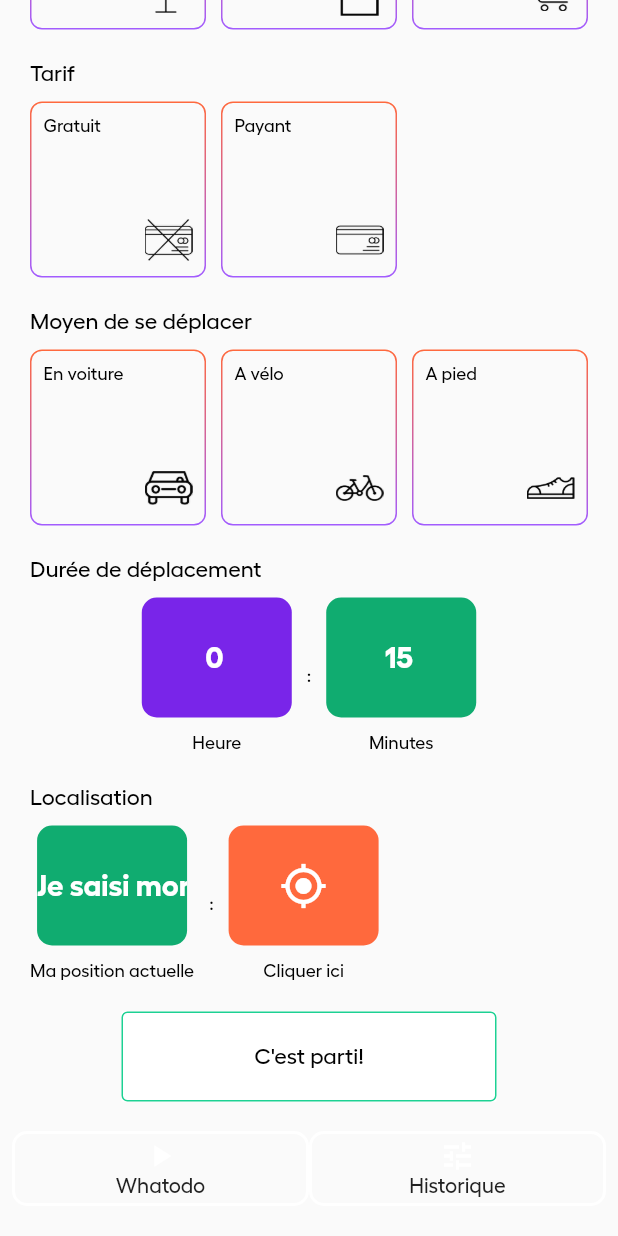
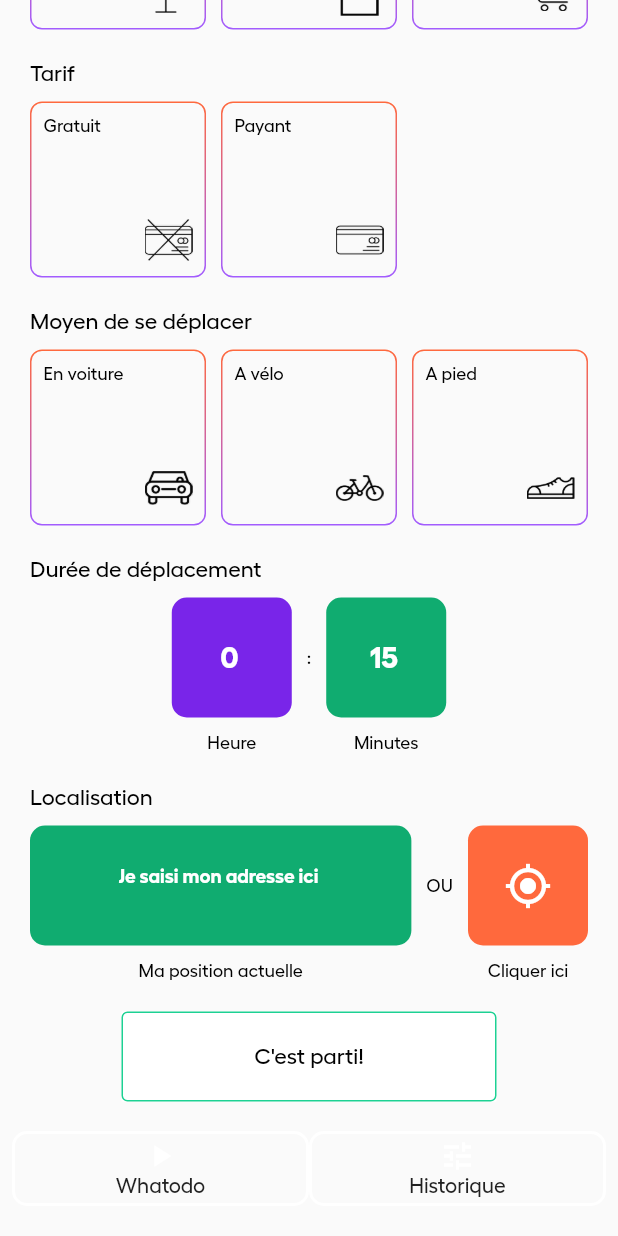
Before and after one commit to maneotech/whatodo, a Flutter app: the screen it shows after launch, scrolled down 357 dp, on a phone screen of 412 x 824 dp. Run offline on Flutter 3.47's test engine with Material 2 defaults, Android fonts, the phone set to English and light mode, and no system bars; drawn by our look-alikes of outline_gradient_button; our stand-ins replace audioplayers, flutter_spinkit, fluttertoast, geocoding, geolocator, google_maps_flutter and 2 more; missing offline and left inert: flutter_facebook_auth; generated files the repository leaves out were written again.

Commit message:
opening done, result page almost done

```diff
--- a/lib/components/action_button.dart
+++ b/lib/components/action_button.dart
@@ -10,9 +10,6 @@ class ActionButton extends StatelessWidget {
 
   @override
   Widget build(BuildContext context) {
-    /* LinearGradient gradient =
-        const LinearGradient(colors: [Colors.indigo, Colors.pink]);*/
-
     return Align(
       alignment: Alignment.center,
       child: Padding(
@@ -36,29 +33,4 @@ class ActionButton extends StatelessWidget {
       ),
     );
   }
-  /*return Padding(
-      padding: const EdgeInsets.only(top: 40.0),
-      child: Align(
-        alignment: Alignment.center,
-        child: Container(
-          width: 200,
-          height: 50,
-          decoration: BoxDecoration(
-            borderRadius: BorderRadius.circular(10),
-            gradient: ,
-            border: Border.all(
-              color: Color(0xff000000),
-
-              width: 1,
-            ),
-            color: Colors.blue,
-          ),
-          child: Align(
-            alignment: Alignment.center,
-            child: Text(title, style: Constants.activityHeaderTextStyle),
-          ),
-        ),
-      ),
-    );
-  }*/
 }
--- a/lib/components/activity_container.dart
+++ b/lib/components/activity_container.dart
@@ -7,21 +7,30 @@ class ActivityContainer extends StatefulWidget {
   final String title;
   final Color color;
   final String iconPath;
-  final Function onTap;
+  final Function? onTap;
+  final bool isActive;
 
   const ActivityContainer(
       {super.key,
       required this.title,
       required this.color,
       required this.iconPath,
-      required this.onTap});
+      required this.onTap,
+      this.isActive = false});
 
   @override
   State<ActivityContainer> createState() => _ActivityContainerState();
 }
 
 class _ActivityContainerState extends State<ActivityContainer> {
-  bool isActive = false;
+  late bool isActive;
+
+  @override
+  void initState() {
+    // TODO: implement initState
+    isActive = widget.isActive;
+    super.initState();
+  }
 
   @override
   Widget build(BuildContext context) {
@@ -54,10 +63,12 @@ class _ActivityContainerState extends State<ActivityContainer> {
   }
 
   onTouchContainer() {
-    setState(() {
-      isActive = !isActive;
-    });
-    widget.onTap();
+    if (widget.onTap != null) {
+      setState(() {
+        isActive = !isActive;
+      });
+      widget.onTap!();
+    }
   }
 
   Widget getContent() {
--- a/lib/components/input_container.dart
+++ b/lib/components/input_container.dart
@@ -9,6 +9,7 @@ class InputContainer extends StatelessWidget {
   final Color color;
   final TextEditingController? textController;
   final InputContainerType type;
+  final double? width;
 
   const InputContainer(
       {super.key,
@@ -16,15 +17,15 @@ class InputContainer extends StatelessWidget {
       required this.color,
       required this.textController,
       required this.type,
-      });
+      required this.width});
 
   @override
   Widget build(BuildContext context) {
     return Column(
       children: [
         Container(
-          height: 80,
-          width: 100,
+          height: Constants.heightContainer,
+          width: width,
           decoration: BoxDecoration(
             borderRadius: BorderRadius.circular(10),
             color: color,
@@ -42,11 +43,17 @@ class InputContainer extends StatelessWidget {
   Widget getChild() {
     switch (type) {
       case InputContainerType.address:
-        return TextFormField(
-          controller: textController,
-          style: Constants.timeNumbersTextStyle,
-          decoration:
-              const InputDecoration(border: InputBorder.none, counterText: ""),
+        return Padding(
+          padding: const EdgeInsets.all(5.0),
+          child: TextFormField(
+            textAlign: TextAlign.center,
+            controller: textController,
+            style: Constants.addressTextStyle,
+            minLines: 2,
+            maxLines: 6,
+            decoration: const InputDecoration(
+                border: InputBorder.none, counterText: ""),
+          ),
         );
 
       case InputContainerType.number:
--- a/lib/constants/constant.dart
+++ b/lib/constants/constant.dart
@@ -16,11 +16,23 @@ class Constants {
   static const TextStyle normalBlackTextStyle =
       TextStyle(fontSize: 12.0, color: Colors.black, fontFamily: "Hellix");
 
-  static const TextStyle activityHeaderTextStyle =
-      TextStyle(fontSize: 15.0, color: Colors.black, fontFamily: "Hellix", fontWeight: FontWeight.w500);
+  static const TextStyle activityHeaderTextStyle = TextStyle(
+      fontSize: 15.0,
+      color: Colors.black,
+      fontFamily: "Hellix",
+      fontWeight: FontWeight.w500);
 
-  static const TextStyle timeNumbersTextStyle =
-      TextStyle(fontSize: 20.0, color: Colors.white, fontFamily: "Hellix", fontWeight: FontWeight.w700);
+  static const TextStyle timeNumbersTextStyle = TextStyle(
+      fontSize: 20.0,
+      color: Colors.white,
+      fontFamily: "Hellix",
+      fontWeight: FontWeight.w700);
+
+  static const TextStyle addressTextStyle = TextStyle(
+      fontSize: 13.0,
+      color: Colors.white,
+      fontFamily: "Hellix",
+      fontWeight: FontWeight.w700);
 
   static const EdgeInsets paddingButtons = EdgeInsets.all(10.0);
   static const EdgeInsets paddingLogin =
@@ -32,8 +44,12 @@ class Constants {
   static const Color thirdColor = Color(0xff10AC70);
   static const Color lightOutlinedGreenColor = Color(0xff1DD193);
 
+  static const double heightContainer = 80.0;
 
   static const String loginImage = "assets/images/login.jpg";
+
+  static const String openingImage = "assets/images/opening.jpg";
+  static const String successSound = "assets/sounds/success.wav";
 
   static const String barIcon = "assets/icons/bar.png";
   static const String bicycleIcon = "assets/icons/bicycle.png";
@@ -46,4 +62,5 @@ class Constants {
   static const String shoppingIcon = "assets/icons/shopping.png";
   static const String sportIcon = "assets/icons/sport.png";
   static const String walkIcon = "assets/icons/walk.png";
+  static const String timeIcon = "assets/icons/time.png";
 }
--- a/lib/screens/home.dart
+++ b/lib/screens/home.dart
@@ -4,6 +4,8 @@ import 'package:whatodo/components/activity_container.dart';
 import 'package:whatodo/constants/constant.dart';
 import 'package:whatodo/providers/location.dart';
 import 'package:whatodo/repositories/shared_pref.dart';
+import 'package:whatodo/screens/opening.dart';
+import 'package:whatodo/screens/place_result.dart';
 
 import '../components/action_button.dart';
 import '../components/activity_header_text.dart';
@@ -126,44 +128,30 @@ class _HomeScreenState extends State<HomeScreen> {
                 color: Constants.secondaryColor,
                 textController: controllerHours,
                 type: InputContainerType.number,
-            ),
-            const Padding(
-              padding: EdgeInsets.only(
-                left: 10,
-                right: 10,
-              ),
-              child: Text(
-                ":",
-                style: Constants.normalBlackTextStyle,
-              ),
-            ),
+                width: 80),
+            getSeparator(":"),
             InputContainer(
                 title: "Minutes",
                 color: Constants.thirdColor,
                 textController: controllerMinutes,
                 type: InputContainerType.number,
-            ),
+                width: 80),
           ],
         ),
         const ActivityHeaderText(text: "Localisation"),
         Row(
+          crossAxisAlignment: CrossAxisAlignment.center,
+          mainAxisAlignment: MainAxisAlignment.center,
           children: [
-            InputContainer(
+            Expanded(
+              child: InputContainer(
                   title: "Ma position actuelle",
                   color: Constants.thirdColor,
                   textController: controllerAddress,
                   type: InputContainerType.address,
+                  width: null),
             ),
-            const Padding(
-              padding: EdgeInsets.only(
-                left: 10,
-                right: 10,
-              ),
-              child: Text(
-                ":",
-                style: Constants.normalBlackTextStyle,
-              ),
-            ),
+            getSeparator("OU"),
             GestureDetector(
               onTap: () => getLocation(),
               child: const InputContainer(
@@ -171,39 +159,73 @@ class _HomeScreenState extends State<HomeScreen> {
                   color: Constants.primaryColor,
                   textController: null,
                   type: InputContainerType.icon,
-              ),
+                  width: 80),
             ),
           ],
         ),
-        ActionButton(onTap: () => test(), title: "C'est parti!")
+        ActionButton(onTap: () => goToOpening(), title: "C'est parti!")
       ]),
     );
   }
 
+  Column getSeparator(String text) {
+    return Column(
+      mainAxisAlignment: MainAxisAlignment.center,
+      crossAxisAlignment: CrossAxisAlignment.center,
+      children: [
+        SizedBox(
+          height: Constants.heightContainer,
+          child: Padding(
+            padding: const EdgeInsets.only(
+              left: 10,
+              right: 10,
+            ),
+            child: Center(
+              child: Text(
+                text,
+                style: Constants.normalBlackTextStyle,
+              ),
+            ),
+          ),
+        ),
+        const Padding(
+          padding: EdgeInsets.only(top: 10),
+          child: Text("", style: Constants.normalBlackTextStyle),
+        )
+      ],
+    );
+  }
+
   getLocation() async {
-    LocationProvider locationProvider = Provider.of<LocationProvider>(context, listen: false);
+    LocationProvider locationProvider =
+        Provider.of<LocationProvider>(context, listen: false);
     bool getPosition = await locationProvider.getCurrentPosition();
 
-    if (getPosition){
-
+    if (getPosition) {
+      controllerAddress.text = locationProvider.currentAddress!;
+    } else {
+      //toast
     }
-    else {
-
-    }
-
   }
 
   onTapContainer(int index) {}
 
-  test() async {
-    try {
+  goToOpening() async{
+    //var search = await BaseAPI.nearbySearch();
+    //print(search.body);
+    Navigator.push(
+      context,
+      MaterialPageRoute(builder: (context) => const PlaceResultScreen()/* const OpeningScreen()*/),
+    );
+
+    /*try {
       var res = await BaseAPI.nearbySearch();
       var body = res.body;
       print(res.body);
       print(res);
     } catch (e) {
       print(e);
-    }
+    }*/
   }
 
   disconnect() async {
--- a/pubspec.yaml
+++ b/pubspec.yaml
@@ -48,6 +48,10 @@ dependencies:
   outline_gradient_button: ^2.0.1+1
   geolocator: ^9.0.2
   geocoding: ^2.1.0
+  flutter_spinkit: ^5.1.0
+  audioplayers: ^3.0.1
+  google_maps_flutter: ^2.2.5
+  google_maps_flutter_web: ^0.4.0+7
 
 dev_dependencies:
   flutter_test:
@@ -75,7 +79,7 @@ flutter:
     - assets/
     - assets/images/
     - assets/icons/
-
+    - assets/sounds/
   fonts:
     - family: Hellix
       fonts:
```
Also changed, not shown: lib/providers/location.dart (+31 -4 lines), lib/screens/opening.dart (added, +76 -0 lines), lib/screens/place_result.dart (added, +133 -0 lines), assets/icons/time.png (added), assets/images/opening.jpg (added), pubspec.lock, 10 other files. Lines whose indentation alone changed are shown as unchanged.
